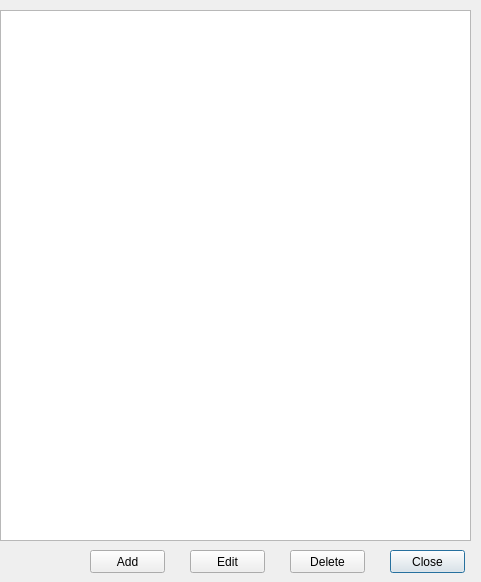
Qt form open-ihm/gui/designs/ui_foodenergy_requirements.ui (snim2mirror/openihm) before a commit.
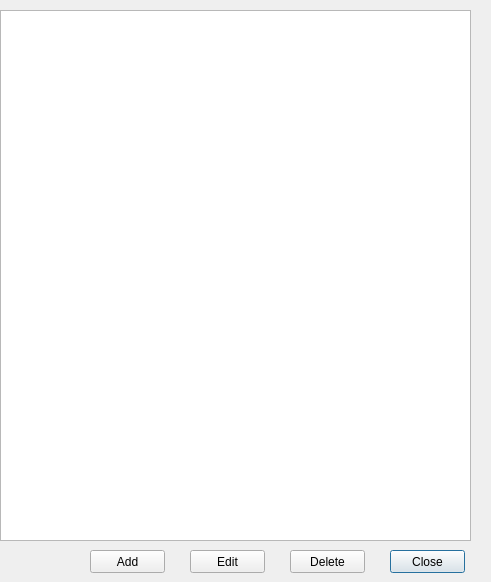
The same form after that commit.

What changed in the file:
```diff
--- a/open-ihm/gui/designs/ui_foodenergy_requirements.ui
+++ b/open-ihm/gui/designs/ui_foodenergy_requirements.ui
@@ -6,7 +6,7 @@
    <rect>
     <x>0</x>
     <y>0</y>
-    <width>481</width>
+    <width>491</width>
     <height>582</height>
    </rect>
   </property>
```
Left out of the diff: 80 changed lines with no effect on the pictures.
